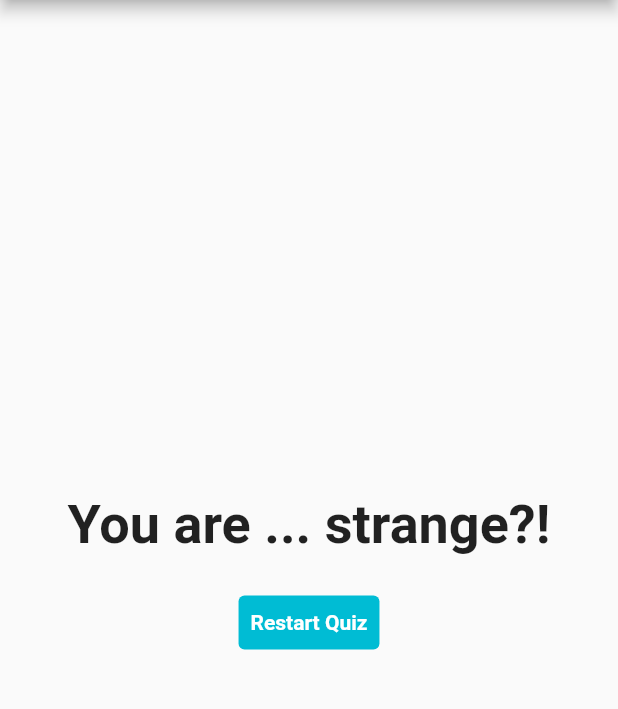
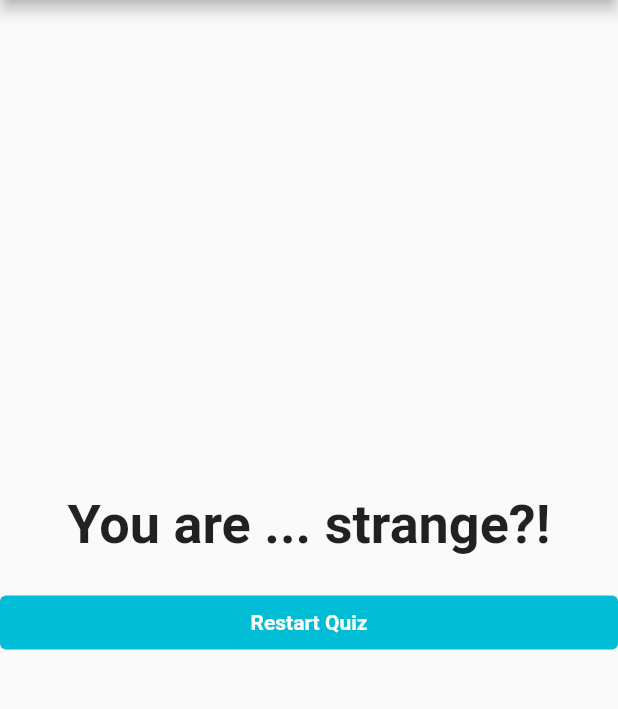
Before and after one commit to derekdileo/cen4360-personality-quiz-flutter, a Flutter app: the screen it shows after launch, after a tap on "Black", after a tap on "Elephant", after a tap on "Sweet Baby Angel", on a phone screen of 412 x 824 dp, the part 84-793 px from its top. Run offline on Flutter 3.47's test engine with Material 2 defaults, Android fonts, the phone set to English and light mode, and no system bars.

Commit message:
Make reset quiz button full-width.

```diff
--- a/lib/views/widgets/answer.dart
+++ b/lib/views/widgets/answer.dart
@@ -1,3 +1,4 @@
+import 'package:first_app/utilities/constants.dart';
 import 'package:flutter/material.dart';
 
 class Answer extends StatelessWidget {
@@ -12,7 +13,7 @@ class Answer extends StatelessWidget {
     return Container(
       margin: EdgeInsets.all(8),
       width: double.infinity,
-      color: Colors.cyan.shade500,
+      color: kAppColor,
       child: TextButton(
         child: Text(
           answerText,
--- a/lib/views/widgets/result.dart
+++ b/lib/views/widgets/result.dart
@@ -40,7 +40,9 @@ class Result extends StatelessWidget {
           SizedBox(
             height: 20.0,
           ),
-          TextButton(
+          SizedBox(
+            width: double.infinity,
+            child: TextButton(
               child: Text(
                 'Restart Quiz',
                 style: TextStyle(
@@ -53,6 +55,7 @@ class Result extends StatelessWidget {
                 backgroundColor: kAppColor,
               ),
             ),
+          ),
         ],
       ),
     );
```
Lines whose indentation alone changed are shown as unchanged.
